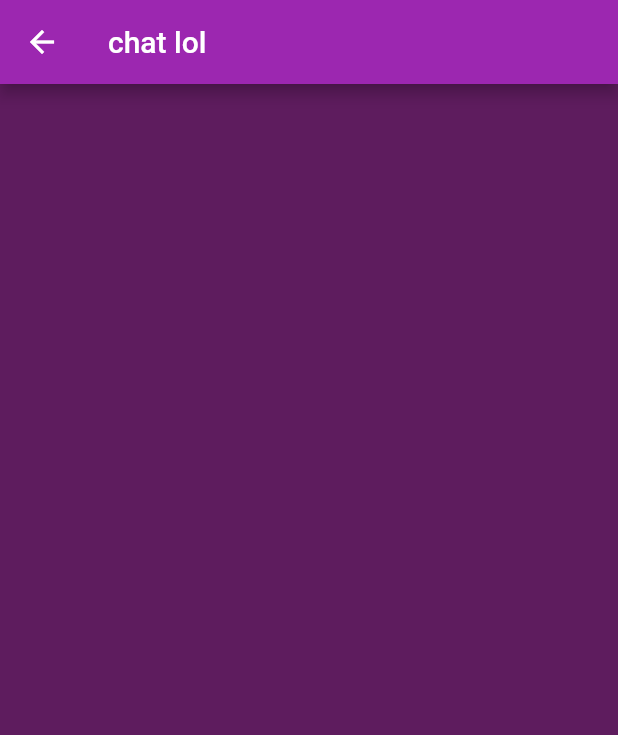
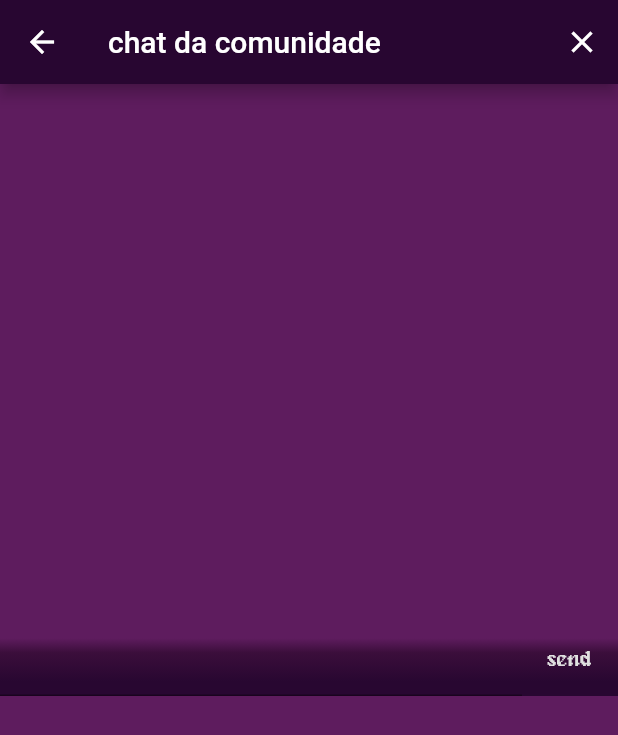
Before and after one commit to RichardCLopes/FYS-Matchmaking, a Flutter app: the CommunityChatPage screen opened directly, on a phone screen of 412 x 824 dp. Shown: the top 735 px of the screen. Run offline on Flutter 3.47's test engine with Material 2 defaults, Android fonts, the phone set to English and light mode, and no system bars; missing offline and left inert: flutter_picker.

Commit message:
chat da comunidade
criacao da tela do chat de comunidade, sem as funçoes habilitada, necessita a integracao do BD

```diff
--- a/Front/lib/pages/CommunityChat.dart
+++ b/Front/lib/pages/CommunityChat.dart
@@ -1,8 +1,9 @@
+import 'dart:developer';
 import 'dart:ui';
 
 import 'package:flutter/material.dart';
+import 'package:flutter/rendering.dart';
 import 'package:fys/builders.dart';
-import 'package:flutter_chat_ui/flutter_chat_ui.dart';
 
 class CommunityChatPage extends StatefulWidget {
   const CommunityChatPage({Key? key}) : super(key: key);
@@ -15,7 +16,56 @@ class _CommunityChatPageState extends State<CommunityChatPage> {
   @override
   Widget build(BuildContext context) {
     return Scaffold(
-      appBar: AppBar(title: Text("chat lol")),
+      appBar: AppBar(
+        leading: null,
+        actions: <Widget>[
+          IconButton(icon: Icon(Icons.close), onPressed: () {}),
+        ],
+        title: Text("chat da comunidade"),
+        backgroundColor: Color.fromARGB(255, 40, 6, 49),
+      ),
+      body: SafeArea(
+        child: Column(
+            mainAxisAlignment: MainAxisAlignment.spaceAround,
+            crossAxisAlignment: CrossAxisAlignment.stretch,
+            children: <Widget>[
+              Container(
+                decoration: BoxDecoration(
+                  gradient: LinearGradient(
+                    begin: Alignment.bottomCenter,
+                    end: Alignment.topCenter,
+                    stops: [0.2, 0.6, 0.8],
+                    // ignore: prefer_const_literals_to_create_immutables
+                    colors: <Color>[
+                      Color.fromARGB(255, 40, 7, 49),
+                      Color.fromARGB(255, 59, 14, 59),
+                      Color.fromARGB(255, 94, 28, 94)
+                    ],
+                  ),
+                ),
+                child: Row(
+                  crossAxisAlignment: CrossAxisAlignment.center,
+                  children: <Widget>[
+                    Expanded(
+                      child: TextField(
+                        onChanged: (value) {},
+                      ),
+                    ),
+                    TextButton(
+                      onPressed: () {},
+                      child: Text(
+                        'send',
+                        style: TextStyle(
+                          fontFamily: 'alagard',
+                          color: Color.fromARGB(255, 224, 224, 224),
+                        ),
+                      ),
+                    ),
+                  ],
+                ),
+              ),
+            ]),
+      ),
     );
   }
 }
--- a/Front/lib/pages/SignUpPage.dart
+++ b/Front/lib/pages/SignUpPage.dart
@@ -190,7 +190,7 @@ class _MySignUpPageState extends State<MySignUpPage> {
                             color: Color.fromARGB(255, 51, 225, 255), width: 1),
                         borderRadius: BorderRadius.circular(5.0),
                       ),
-                      hintText: '${date.year}/${date.month}/${date.day}',
+                      hintText: 'data de nascimento',
                       hintStyle: TextStyle(
                           color: Color.fromARGB(255, 189, 189, 189),
                           fontSize: 25,
--- a/Front/pubspec.yaml
+++ b/Front/pubspec.yaml
@@ -30,7 +30,7 @@ dependencies:
   flutter:
     sdk: flutter
   flutter_picker: ^2.0.5
-  flutter_chat_ui: ^1.6.4
+
   http: ^0.13.4
 
   # The following adds the Cupertino Icons font to your application.
```
Also changed, not shown: Front/pubspec.lock, 2 other files.
